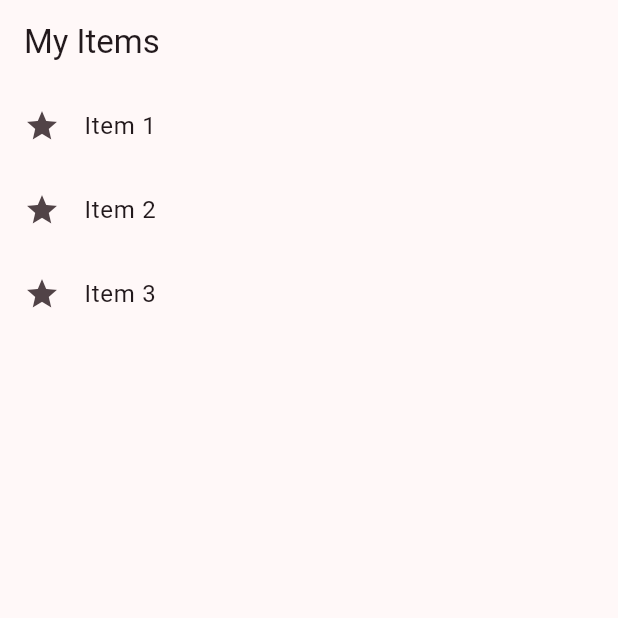
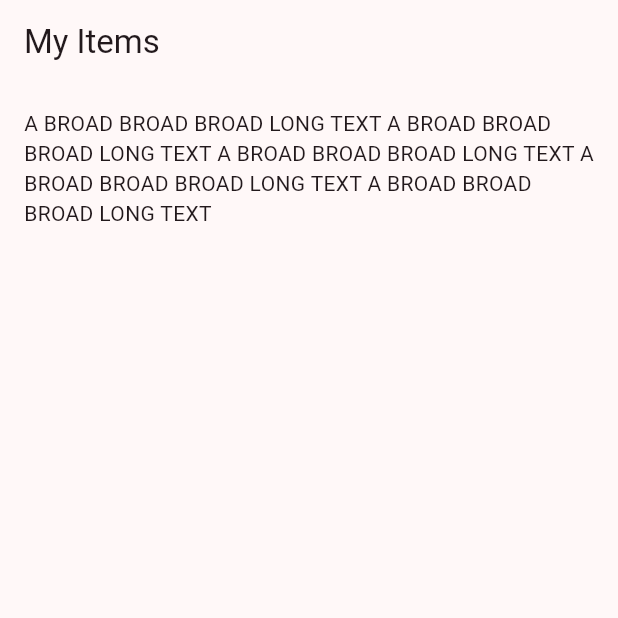
Before and after one commit to YEFF190/Pract-Exercise, a Flutter app: the screen it shows after launch, on a phone screen of 412 x 824 dp, the top half of it. Run offline on Flutter 3.47's test engine with Material 3 defaults, Android fonts, the phone set to English and light mode, and no system bars.

Commit message:
Fixed an overflow of text with expanded

```diff
--- a/lib/main.dart
+++ b/lib/main.dart
@@ -16,13 +16,16 @@ colorScheme: ColorScheme.fromSeed(seedColor: Colors.black),
 ),
 home: Scaffold(
   appBar: AppBar(title: const Text('My Items')),
-  body: ListView.builder(
-    itemCount: items.length,
-    itemBuilder: (context, i) => ListTile(
-      leading: const Icon(Icons.star),
-      title: Text(items[i]),
-    ),
+  body: Padding(
+  padding: const EdgeInsets.all(16),
+  child: Row(
+    children: [
+      Expanded(
+        child: Text('A BROAD BROAD BROAD LONG TEXT ' * 5),
+      ),
+    ],
   ),
+),
 ),
 );
 }
```
